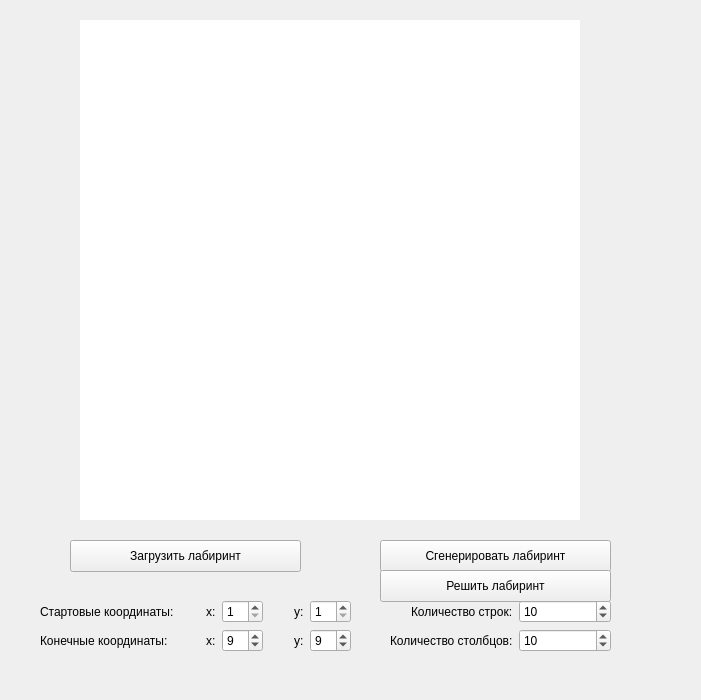
Old version of the form Maze/mainwindow.ui in the repository Sb1414/labyrinths_and_caves.
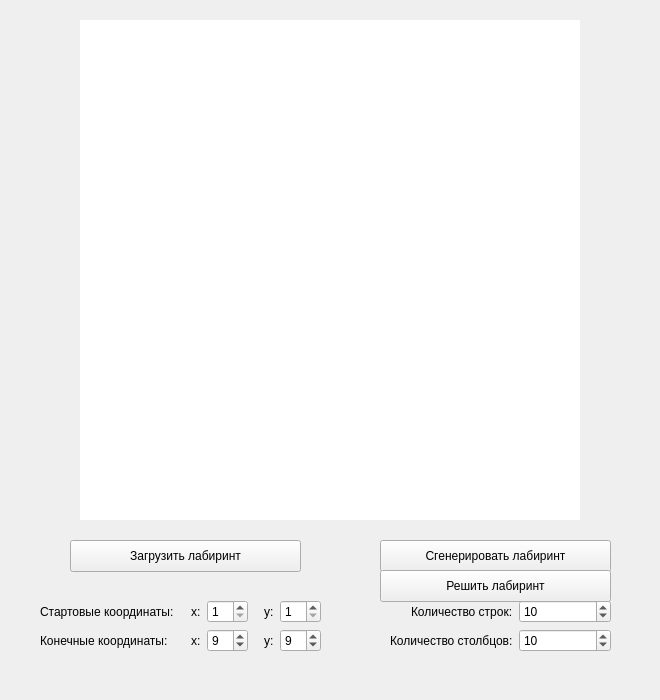
New version of the form. Custom widgets are drawn as their Qt base class.

Patch:
```diff
--- a/Maze/mainwindow.ui
+++ b/Maze/mainwindow.ui
@@ -6,7 +6,7 @@
    <rect>
     <x>0</x>
     <y>0</y>
-    <width>701</width>
+    <width>660</width>
     <height>700</height>
    </rect>
   </property>
@@ -45,7 +45,7 @@
      <rect>
       <x>40</x>
       <y>600</y>
-      <width>311</width>
+      <width>281</width>
       <height>54</height>
      </rect>
     </property>
```
Left out of the diff: 70 changed lines with no effect on the pictures.
